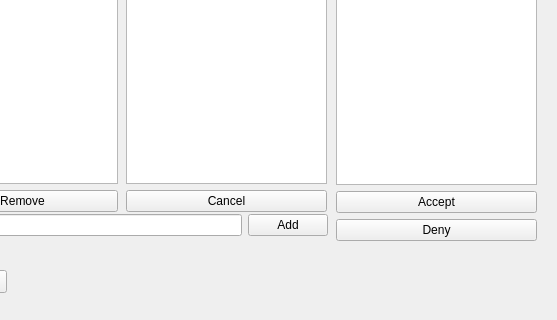
Qt form Qt_UI/MainMenu/friendTab.ui (Phucyro/PawnHub) before a commit; both pictures show x 93 to 650 and y 280 to 600 of the 650 by 600 pixel window.
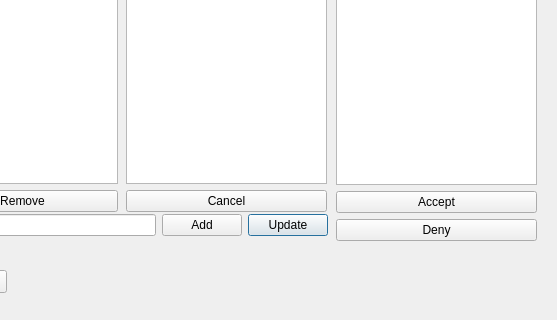
The same form after that commit. Icons and pictures are not drawn.

Commit message: [Add]progress in friend tab

Patch:
```diff
--- a/Qt_UI/MainMenu/friendTab.ui
+++ b/Qt_UI/MainMenu/friendTab.ui
@@ -192,6 +192,13 @@
       </property>
      </widget>
     </item>
+    <item>
+     <widget class="QPushButton" name="updatePushButton">
+      <property name="text">
+       <string>Update</string>
+      </property>
+     </widget>
+    </item>
    </layout>
   </widget>
   <widget class="QLabel" name="adsLabel">
```
The commit also changes 118 other files.
